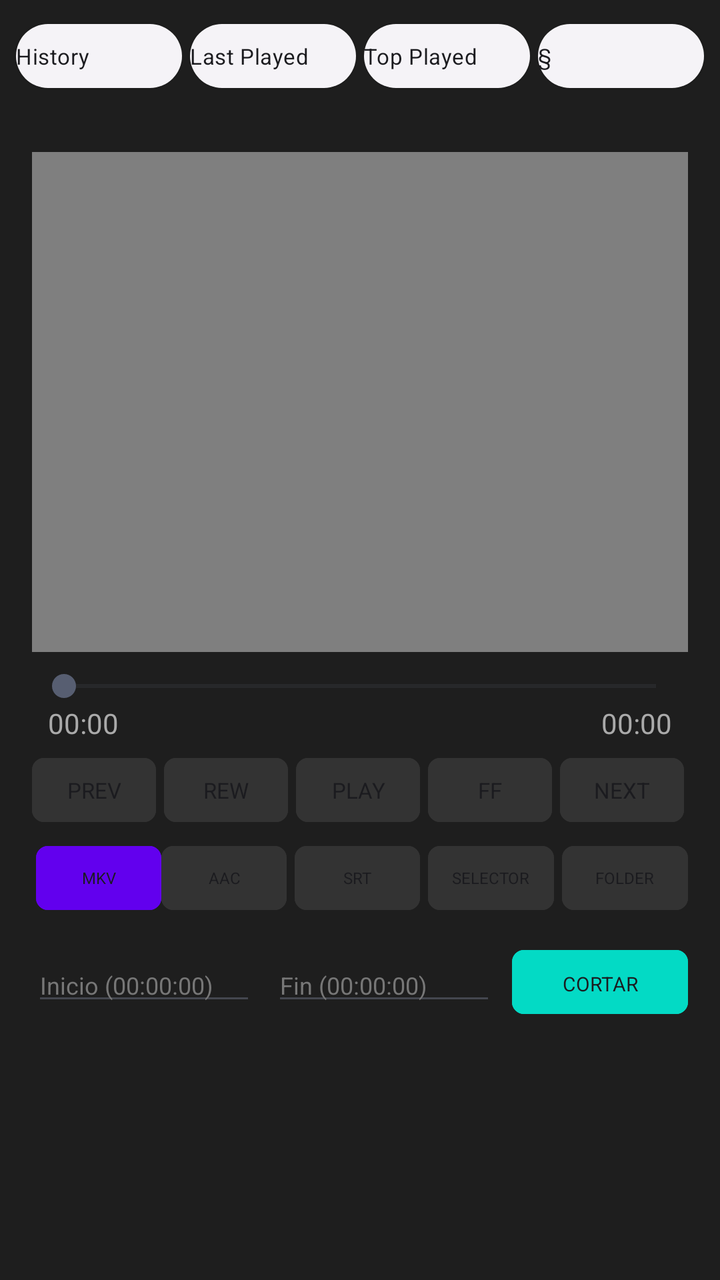
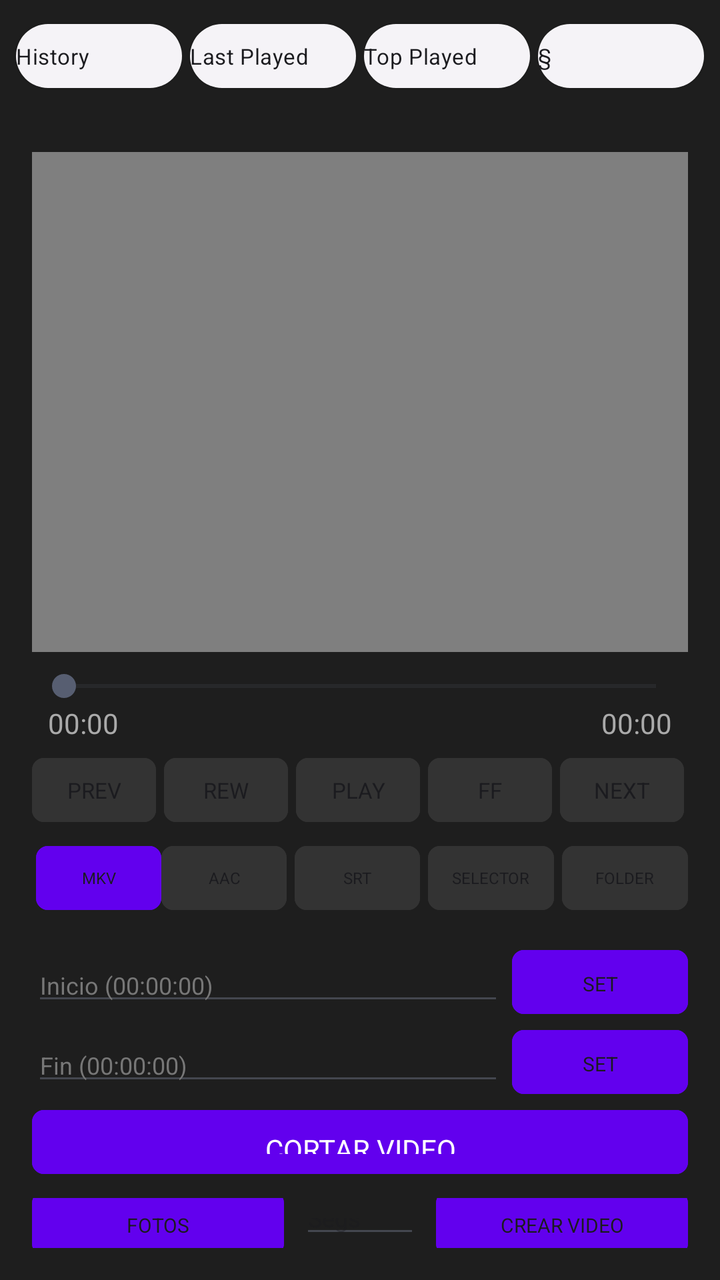

The first picture is an Android layout as it rendered before a commit; the second is the same layout after the commit. The layout source and the unified diff follow.
<!-- AndroidManifest.xml: application theme Theme.RetroMusic.MD3 -->
<!-- res/layout/home_content.xml -->
<?xml version="1.0" encoding="utf-8"?>
<LinearLayout xmlns:android="http://schemas.android.com/apk/res/android"
    android:layout_width="match_parent"
    android:layout_height="match_parent"
    android:orientation="vertical"
    android:background="#1E1E1E"
    android:focusable="true"
    android:focusableInTouchMode="true">

    <include
        android:id="@+id/abs_playlists"
        layout="@layout/abs_playlists" />

    <LinearLayout
        android:layout_width="match_parent"
        android:layout_height="wrap_content"
        android:orientation="vertical"
        android:padding="16dp">

        <FrameLayout
            android:id="@+id/videoContainer"
            android:layout_width="match_parent"
            android:layout_height="250dp"
            android:background="#000000">

            <VideoView
                android:id="@+id/videoPlayer"
                android:layout_width="match_parent"
                android:layout_height="match_parent"
                android:layout_gravity="center" />

            <TextView
                android:id="@+id/tvSubtitleOverlay"
                android:layout_width="match_parent"
                android:layout_height="wrap_content"
                android:layout_gravity="bottom|center_horizontal"
                android:gravity="center"
                android:padding="16dp"
                android:textColor="#FFFFFF"
                android:textSize="18sp" />
        </FrameLayout>

        <SeekBar
            android:id="@+id/videoSeekBar"
            android:layout_width="match_parent"
            android:layout_height="wrap_content"
            android:layout_marginTop="8dp" />

        <LinearLayout
            android:layout_width="match_parent"
            android:layout_height="wrap_content"
            android:orientation="horizontal"
            android:paddingHorizontal="8dp">
            <TextView android:id="@+id/tvCurrentTime" android:layout_width="wrap_content" android:layout_height="wrap_content" android:text="00:00" android:textColor="#AAAAAA" />
            <Space android:layout_width="0dp" android:layout_height="wrap_content" android:layout_weight="1" />
            <TextView android:id="@+id/tvTotalTime" android:layout_width="wrap_content" android:layout_height="wrap_content" android:text="00:00" android:textColor="#AAAAAA" />
        </LinearLayout>

        <LinearLayout
            android:layout_width="match_parent"
            android:layout_height="wrap_content"
            android:orientation="horizontal"
            android:weightSum="5"
            android:layout_marginTop="4dp"> 
            <Button android:id="@+id/btnPrevVideo" android:layout_width="0dp" android:layout_height="40dp" android:layout_weight="1" android:layout_marginEnd="2dp" android:backgroundTint="#333333" android:text="PREV" android:textSize="11sp" android:padding="0dp" />
            <Button android:id="@+id/btnRewindTime" android:layout_width="0dp" android:layout_height="40dp" android:layout_weight="1" android:layout_marginHorizontal="2dp" android:backgroundTint="#333333" android:text="REW" android:textSize="11sp" android:padding="0dp" />
            <Button android:id="@+id/btnPlayPause" android:layout_width="0dp" android:layout_height="40dp" android:layout_weight="1" android:layout_marginHorizontal="2dp" android:backgroundTint="#333333" android:text="PLAY" android:textSize="11sp" android:padding="0dp" />
            <Button android:id="@+id/btnForwardTime" android:layout_width="0dp" android:layout_height="40dp" android:layout_weight="1" android:layout_marginHorizontal="2dp" android:backgroundTint="#333333" android:text="FF" android:textSize="11sp" android:padding="0dp" />
            <Button android:id="@+id/btnNextVideo" android:layout_width="0dp" android:layout_height="40dp" android:layout_weight="1" android:layout_marginHorizontal="2dp" android:backgroundTint="#333333" android:text="NEXT" android:textSize="11sp" android:padding="0dp" />
        </LinearLayout>

        <LinearLayout
            android:layout_width="match_parent"
            android:layout_height="wrap_content"
            android:orientation="horizontal"
            android:weightSum="5"
            android:layout_marginTop="4dp"> 
            <Button android:id="@+id/btnMixVideo" android:layout_width="0dp" android:layout_height="40dp" android:layout_weight="1" android:layout_marginStart="2dp" android:backgroundTint="#6200EE" android:text="MKV" android:textSize="8sp" android:padding="0dp" />
            <Button android:id="@+id/btnFullscreen" android:layout_width="0dp" android:layout_height="40dp" android:layout_weight="1" android:layout_marginEnd="2dp" android:backgroundTint="#333333" android:text="AAC" android:textSize="8sp" android:padding="0dp" />
            <Button android:id="@+id/btnLoadSubtitles" android:layout_width="0dp" android:layout_height="40dp" android:layout_weight="1" android:layout_marginHorizontal="2dp" android:backgroundTint="#333333" android:text="SRT" android:textSize="8sp" android:padding="0dp" />
            <Button android:id="@+id/btnOpenFile" android:layout_width="0dp" android:layout_height="40dp" android:layout_weight="1" android:layout_marginHorizontal="2dp" android:backgroundTint="#333333" android:text="SELECTOR" android:textSize="8sp" android:padding="0dp" />
            <Button android:id="@+id/btnChooseFolder" android:layout_width="0dp" android:layout_height="40dp" android:layout_weight="1" android:layout_marginStart="2dp" android:backgroundTint="#333333" android:text="FOLDER" android:textSize="8sp" android:padding="0dp" />
        </LinearLayout>

        <LinearLayout
            android:layout_width="match_parent"
            android:layout_height="wrap_content"
            android:orientation="horizontal"
            android:layout_marginTop="12dp"
            android:gravity="center_vertical">

            <EditText
                android:id="@+id/etStartTime"
                android:layout_width="0dp"
                android:layout_height="wrap_content"
                android:layout_weight="1"
                android:hint="Inicio (00:00:00)"
                android:textColor="#FFFFFF"
                android:textColorHint="#777777"
                android:textSize="12sp"
                android:inputType="text" />

            <EditText
                android:id="@+id/etEndTime"
                android:layout_width="0dp"
                android:layout_height="wrap_content"
                android:layout_weight="1"
                android:layout_marginStart="8dp"
                android:hint="Fin (00:00:00)"
                android:textColor="#FFFFFF"
                android:textColorHint="#777777"
                android:textSize="12sp"
                android:inputType="text" />

            <Button
                android:id="@+id/btnSplit"
                android:layout_width="wrap_content"
                android:layout_height="40dp"
                android:layout_marginStart="8dp"
                android:backgroundTint="#03DAC5"
                android:text="CORTAR"
                android:textSize="10sp" />
        </LinearLayout>

        <androidx.recyclerview.widget.RecyclerView
            android:id="@+id/rvDownloads"
            android:layout_width="match_parent"
            android:layout_height="wrap_content"
            android:layout_marginTop="16dp"
            android:paddingBottom="20dp"
            android:scrollbars="vertical" />
            
    </LinearLayout>
</LinearLayout>
<!-- res/layout/abs_playlists.xml (included above) -->
<?xml version="1.0" encoding="utf-8"?>
<androidx.constraintlayout.widget.ConstraintLayout xmlns:android="http://schemas.android.com/apk/res/android"
    xmlns:app="http://schemas.android.com/apk/res-auto"
    android:layout_width="match_parent"
    android:layout_height="wrap_content"
    android:paddingBottom="12dp">

    <com.google.android.material.button.MaterialButton
        android:id="@+id/history"
        style="@style/HomeActionButton"
        android:layout_width="0dp"
        android:layout_height="40dp"
        android:layout_marginStart="8dp"
        android:layout_marginTop="8dp"
        android:layout_marginEnd="4dp"
        android:text="History"
        android:textSize="11sp"
        android:padding="0dp"
        app:iconPadding="0dp"
        app:layout_constraintEnd_toStartOf="@+id/lastAdded"
        app:layout_constraintHorizontal_weight="1"
        app:layout_constraintStart_toStartOf="parent"
        app:layout_constraintTop_toTopOf="parent" />

    <com.google.android.material.button.MaterialButton
        android:id="@+id/lastAdded"
        style="@style/HomeActionButton"
        android:layout_width="0dp"
        android:layout_height="40dp"
        android:layout_marginTop="8dp"
        android:layout_marginEnd="4dp"
        android:text="Last Played"
        android:textSize="11sp"
        android:padding="0dp"
        app:iconPadding="0dp"
        app:layout_constraintEnd_toStartOf="@+id/topPlayed"
        app:layout_constraintHorizontal_weight="1"
        app:layout_constraintStart_toEndOf="@+id/history"
        app:layout_constraintTop_toTopOf="parent" />

    <com.google.android.material.button.MaterialButton
        android:id="@+id/topPlayed"
        style="@style/HomeActionButton"
        android:layout_width="0dp"
        android:layout_height="40dp"
        android:layout_marginTop="8dp"
        android:layout_marginEnd="4dp"
        android:text="Top Played"
        android:textSize="11sp"
        android:padding="0dp"
        app:iconPadding="0dp"
        app:layout_constraintEnd_toStartOf="@+id/actionShuffle"
        app:layout_constraintHorizontal_weight="1"
        app:layout_constraintStart_toEndOf="@+id/lastAdded"
        app:layout_constraintTop_toTopOf="parent" />

    <com.google.android.material.button.MaterialButton
        android:id="@+id/actionShuffle"
        style="@style/HomeActionButton"
        android:layout_width="0dp"
        android:layout_height="40dp"
        android:layout_marginTop="8dp"
        android:layout_marginEnd="8dp"
        android:text="§"
        android:textSize="11sp"
        android:padding="0dp"
        app:iconPadding="0dp"
        app:layout_constraintEnd_toEndOf="parent"
        app:layout_constraintHorizontal_weight="1"
        app:layout_constraintStart_toEndOf="@+id/topPlayed"
        app:layout_constraintTop_toTopOf="parent" />

</androidx.constraintlayout.widget.ConstraintLayout>
<!-- resources referenced by this layout -->
<resources>
  <style name="HomeActionButton" parent="Widget.Material3.Button.ElevatedButton.Icon">
          <item name="android:paddingTop">16dp</item>
          <item name="android:paddingBottom">16dp</item>
          <item name="android:textColor">?attr/colorOnSurface</item>
          <item name="shapeAppearanceOverlay">
              @style/ShapeAppearanceOverlay.Material3.FloatingActionButton
          </item>
          <item name="iconPadding">16dp</item>
          <item name="iconGravity">start</item>
          <item name="android:gravity">start|center_vertical</item>
          <item name="android:textAppearance">@style/TextViewBody2</item>
      </style>
  <style name="Theme.RetroMusic.MD3" parent="@style/Theme.Material3.DayNight.NoActionBar">
          <item name="roundSelector">@drawable/round_selector</item>
          <item name="rectSelector">@drawable/rect_selector</item>
          <item name="materialCardViewStyle">@style/Widget.Material3.CardView.Elevated</item>
          <item name="materialButtonStyle">@style/MaterialButtonTheme</item>
          
          <item name="preferenceTheme">@style/PreferenceThemeOverlay.v14.Material</item>
          <item name="android:textColorAlertDialogListItem">@android:color/white</item>
          
          <item name="android:textColorPrimary">@android:color/white</item>
          <item name="textColorPrimary">@android:color/white</item>
          <item name="android:textColorPrimaryInverse">@android:color/white</item>
  
          <item name="android:textColorSecondary">#B3FFFFFF</item>
          <item name="textColorSecondary">#B3FFFFFF</item>
  
          <item name="colorOnSurface">@android:color/white</item>
          <item name="colorOnSurfaceVariant">#B3FFFFFF</item>
      </style>
  <style name="TextViewBody2" parent="TextAppearance.MaterialComponents.Body2" />
  <!-- drawable round_selector (drawable) -->
  <ripple xmlns:android="http://schemas.android.com/apk/res/android"
      android:color="?android:attr/colorControlHighlight">
  
      <item
          android:id="@android:id/mask"
          android:drawable="@drawable/round_selector_mask" />
  
  </ripple>
  <!-- drawable rect_selector (drawable) -->
  <?xml version="1.0" encoding="utf-8"?>
  <ripple xmlns:android="http://schemas.android.com/apk/res/android"
      android:color="?android:attr/colorControlHighlight">
  
      <item android:id="@android:id/mask">
          <shape>
              <corners android:radius="@dimen/m3_card_corner_radius" />
              <solid android:color="@color/md_green_500" />
          </shape>
      </item>
      <item>
          <selector>
              <item android:state_activated="true">
                  <shape>
                      <corners android:radius="@dimen/m3_card_corner_radius" />
                      <solid android:color="?android:attr/colorControlHighlight" />
                  </shape>
              </item>
          </selector>
      </item>
  </ripple>
  <style name="MaterialButtonTheme" parent="Widget.Material3.Button">
          <item name="cornerRadius">6dp</item>
          <item name="iconGravity">textStart</item>
          <item name="iconTint">?attr/colorControlNormal</item>
          <item name="android:textColor">?android:attr/textColorPrimary</item>
          <item name="android:textAppearance">@style/TextViewNormal</item>
          <item name="android:textAllCaps">false</item>
          <item name="android:paddingTop">@dimen/button_padding_vertical</item>
          <item name="android:paddingBottom">@dimen/button_padding_vertical</item>
      </style>
  <!-- drawable round_selector_mask (drawable) -->
  <?xml version="1.0" encoding="utf-8"?>
  <shape xmlns:android="http://schemas.android.com/apk/res/android"
      android:shape="oval">
      <solid android:color="@android:color/white" />
  </shape>
  <dimen name="m3_card_corner_radius">16dp</dimen>
  <color name="md_green_500">#4CAF50</color>
  <style name="TextViewNormal" parent="">
          <item name="android:textSize">14sp</item>
      </style>
  <dimen name="button_padding_vertical">10dp</dimen>
</resources>

<!-- the commit's change to res/layout/home_content.xml (unified diff, before → after) -->
@@ -85,41 +85,42 @@
         <LinearLayout
             android:layout_width="match_parent"
             android:layout_height="wrap_content"
-            android:orientation="horizontal"
-            android:layout_marginTop="12dp"
+            android:orientation="vertical"
+            android:layout_marginTop="12dp">
+
+            <LinearLayout 
+                android:layout_width="match_parent" 
+                android:layout_height="wrap_content" 
+                android:orientation="horizontal"
+                android:gravity="center_vertical">
+                
+                <EditText android:id="@+id/etStartTime" android:layout_width="0dp" android:layout_weight="1" android:layout_height="wrap_content" android:hint="Inicio (00:00:00)" android:textColor="#FFFFFF" android:textColorHint="#777777" android:textSize="12sp" android:inputType="text" />
+                <Button android:id="@+id/btnSetStart" android:layout_width="wrap_content" android:layout_height="40dp" android:backgroundTint="#6200EE" android:text="SET" android:textSize="10sp" android:layout_marginStart="4dp" />
+            </LinearLayout>
+
+            <LinearLayout 
+                android:layout_width="match_parent" 
+                android:layout_height="wrap_content" 
+                android:orientation="horizontal"
+                android:gravity="center_vertical">
+                
+                <EditText android:id="@+id/etEndTime" android:layout_width="0dp" android:layout_weight="1" android:layout_height="wrap_content" android:hint="Fin (00:00:00)" android:textColor="#FFFFFF" android:textColorHint="#777777" android:textSize="12sp" android:inputType="text" />
+                <Button android:id="@+id/btnSetEnd" android:layout_width="wrap_content" android:layout_height="40dp" android:backgroundTint="#6200EE" android:text="SET" android:textSize="10sp" android:layout_marginStart="4dp" />
+            </LinearLayout>
+
+            <Button android:id="@+id/btnSplit" android:layout_width="match_parent" android:layout_height="40dp" android:backgroundTint="#6200EE" android:text="CORTAR VIDEO" android:textColor="#FFFFFF" />
+        </LinearLayout>
+
+        <LinearLayout
+            android:layout_width="match_parent"
+            android:layout_height="wrap_content"
+            android:orientation="horizontal"
+            android:layout_marginTop="8dp"
             android:gravity="center_vertical">
 
-            <EditText
-                android:id="@+id/etStartTime"
-                android:layout_width="0dp"
-                android:layout_height="wrap_content"
-                android:layout_weight="1"
-                android:hint="Inicio (00:00:00)"
-                android:textColor="#FFFFFF"
-                android:textColorHint="#777777"
-                android:textSize="12sp"
-                android:inputType="text" />
-
-            <EditText
-                android:id="@+id/etEndTime"
-                android:layout_width="0dp"
-                android:layout_height="wrap_content"
-                android:layout_weight="1"
-                android:layout_marginStart="8dp"
-                android:hint="Fin (00:00:00)"
-                android:textColor="#FFFFFF"
-                android:textColorHint="#777777"
-                android:textSize="12sp"
-                android:inputType="text" />
-
-            <Button
-                android:id="@+id/btnSplit"
-                android:layout_width="wrap_content"
-                android:layout_height="40dp"
-                android:layout_marginStart="8dp"
-                android:backgroundTint="#03DAC5"
-                android:text="CORTAR"
-                android:textSize="10sp" />
+            <Button android:id="@+id/btnSelectImages" android:layout_width="0dp" android:layout_weight="1" android:layout_height="40dp" android:backgroundTint="#6200EE" android:text="FOTOS" android:textSize="10sp" />
+            <EditText android:id="@+id/etImageDuration" android:layout_width="60dp" android:layout_height="wrap_content" android:hint="Segs" android:textColor="#FFFFFF" android:inputType="number" android:textSize="12sp" android:layout_marginHorizontal="8dp" />
+            <Button android:id="@+id/btnCreateImgVideo" android:layout_width="0dp" android:layout_weight="1" android:layout_height="40dp" android:backgroundTint="#6200EE" android:text="CREAR VIDEO" android:textSize="10sp" />
         </LinearLayout>
 
         <androidx.recyclerview.widget.RecyclerView
